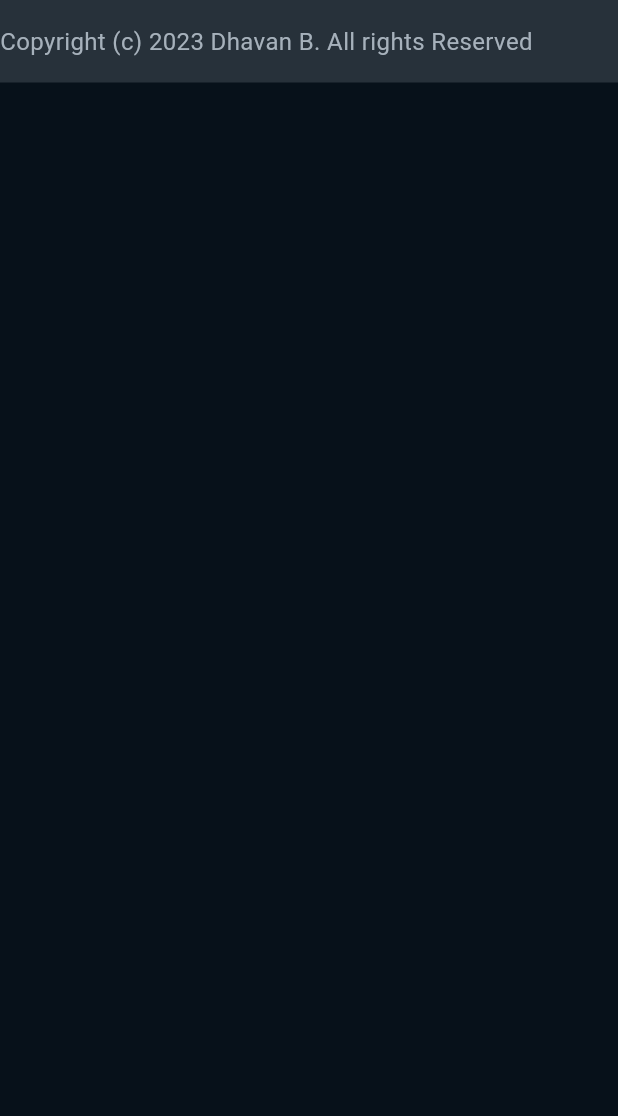
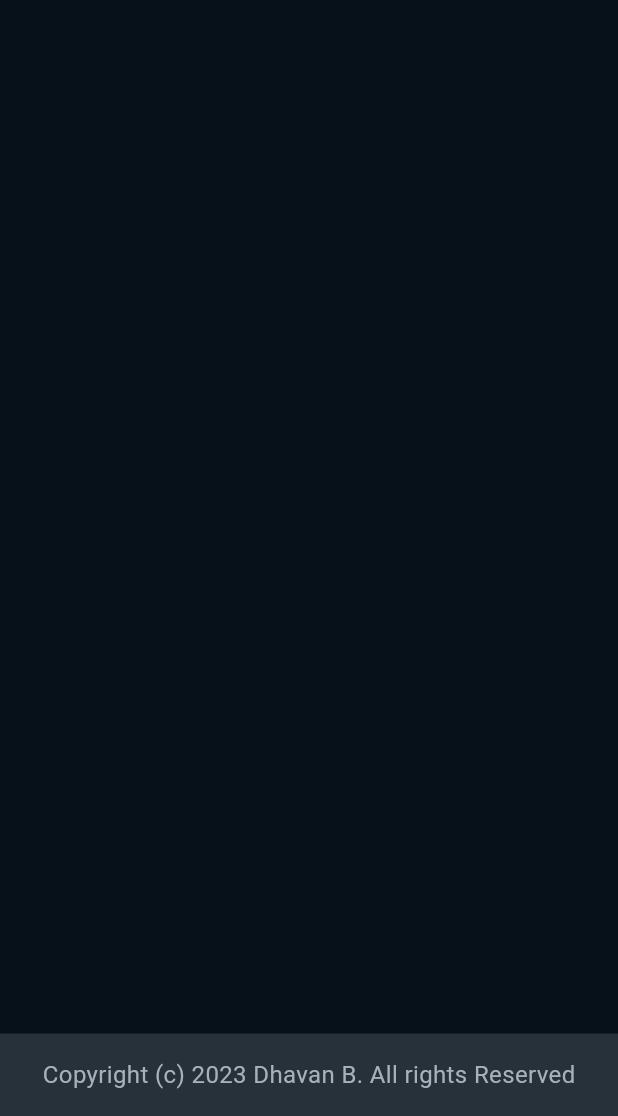
Before and after one commit to DhavanBhalodiya/dhavanbhalodiya.github.io, a Flutter app: the screen it shows after launch, on a phone screen of 412 x 824 dp, the part 120-1236 px from its top. Run offline on Flutter 3.47's test engine with Material 2 defaults, Android fonts, the phone set to English and light mode, and no system bars; our stand-ins replace google_fonts; Roboto replaces fonts that are missing (Abel).

Commit message:
design changes in Ui

```diff
--- a/lib/main.dart
+++ b/lib/main.dart
@@ -10,7 +10,8 @@ class MyApp extends StatelessWidget {
   @override
   Widget build(BuildContext context) {
     return MaterialApp(
-      title: 'Flutter Demo',
+      title: 'Flutter Portfolio',
+      debugShowCheckedModeBanner: false,
       theme: ThemeData(
         colorScheme: ColorScheme.fromSeed(seedColor: Colors.deepPurple),
         useMaterial3: true,
--- a/lib/screens/dashboard.dart
+++ b/lib/screens/dashboard.dart
@@ -11,7 +11,11 @@ class DashBoardPage extends StatelessWidget {
     return Scaffold(
       backgroundColor: AppColors.bgColor,
       body: Column(
-        children: [topHeader(), footer()],
+        children: [
+          topHeader(),
+          const Spacer(),
+          footer(),
+        ],
       ),
     );
   }
--- a/lib/screens/footer.dart
+++ b/lib/screens/footer.dart
@@ -8,6 +8,7 @@ Widget footer() {
     color: AppColors.kCaptionColor.withOpacity(0.2),
     padding: const EdgeInsets.symmetric(vertical: 16),
     child: Row(
+      mainAxisAlignment: MainAxisAlignment.center,
       children: [
         Text("Copyright (c) 2023 Dhavan B. All rights Reserved",
             style: GoogleFonts.abel(
```
